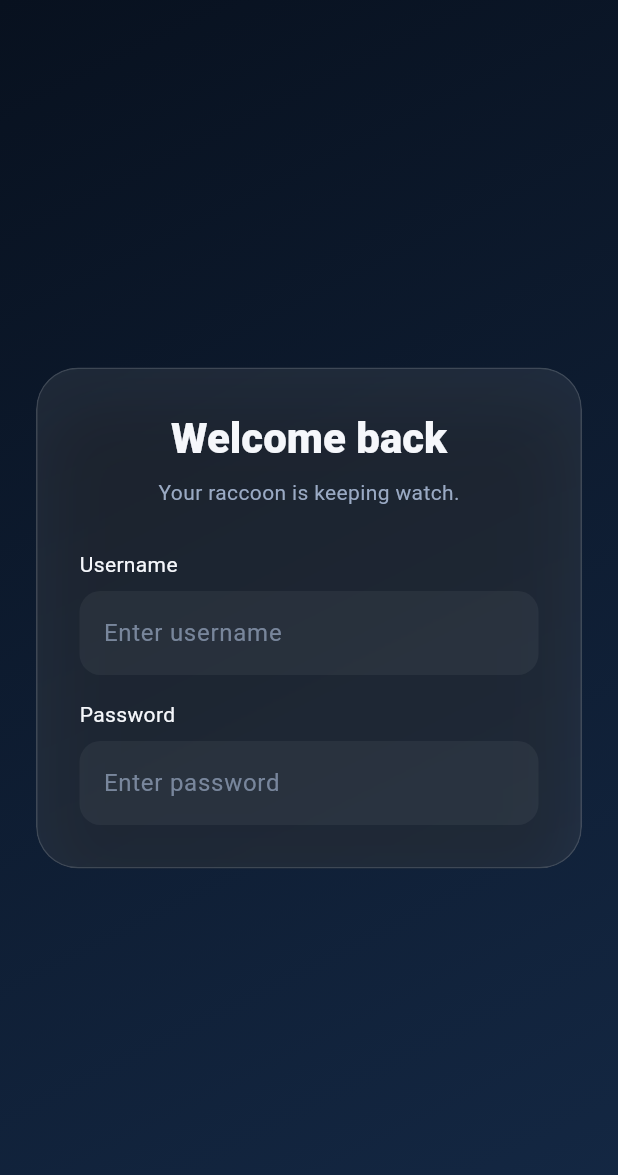
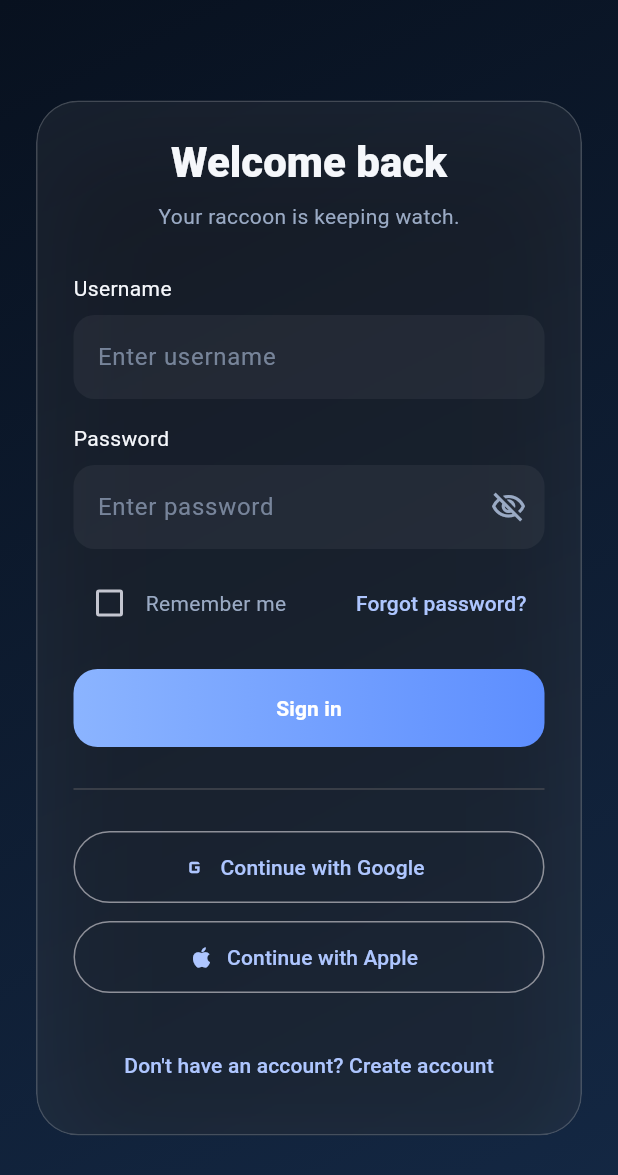
Before and after one commit to parsashafizade/raccoon-login-experience, a Flutter app: the screen it shows after launch, on a phone screen of 412 x 824 dp. Shown: the top 1175 px of the screen. Run offline on Flutter 3.47's test engine with Material 3 defaults, Android fonts, the phone set to English and light mode, and no system bars.

Commit message:
feat(mobile): build polished responsive login UI foundation

```diff
--- a/mobile/lib/features/auth/presentation/pages/login_page.dart
+++ b/mobile/lib/features/auth/presentation/pages/login_page.dart
@@ -4,10 +4,12 @@ import '../widgets/glass_card.dart';
 import '../widgets/login_background.dart';
 import '../widgets/login_header.dart';
 import '../widgets/login_field.dart';
+import '../widgets/login_options.dart';
+import '../widgets/primary_button.dart';
+import '../widgets/social_button.dart';
 
 
 class LoginPage extends StatefulWidget {
-
   const LoginPage({
     super.key,
   });
@@ -17,6 +19,7 @@ class LoginPage extends StatefulWidget {
   State<LoginPage> createState() =>
       _LoginPageState();
 }
+
 
 
 class _LoginPageState
@@ -31,11 +34,15 @@ class _LoginPageState
       TextEditingController();
 
 
+  bool passwordVisible = false;
+
+
 
   @override
   void dispose() {
 
     usernameController.dispose();
+
     passwordController.dispose();
 
     super.dispose();
@@ -52,14 +59,62 @@ class _LoginPageState
 
         child: SafeArea(
 
-          child: Center(
+          child: LayoutBuilder(
 
-            child: SingleChildScrollView(
+            builder: (
+              context,
+              constraints,
+            ) {
+
+              return SingleChildScrollView(
 
                 padding:
                     const EdgeInsets.all(24),
 
+
                 child: ConstrainedBox(
+
+                  constraints:
+                      BoxConstraints(
+                    minHeight:
+                        constraints.maxHeight -
+                        48,
+                  ),
+
+
+                  child: Center(
+
+                    child: Stack(
+
+                      clipBehavior:
+                          Clip.none,
+
+
+                      alignment:
+                          Alignment.center,
+
+
+                      children: [
+
+
+                        /*
+                         * Raccoon anchor.
+                         *
+                         * Phase 3 will place the mascot here.
+                         *
+                         * Keeping this layer separated prevents
+                         * layout breaking when animation is added.
+                         */
+
+
+                        const SizedBox(
+                          width: 0,
+                          height: 0,
+                        ),
+
+
+
+                        ConstrainedBox(
 
                           constraints:
                               const BoxConstraints(
@@ -77,7 +132,9 @@ class _LoginPageState
 
                               children: [
 
+
                                 const LoginHeader(),
+
 
 
                                 const SizedBox(
@@ -85,12 +142,19 @@ class _LoginPageState
                                 ),
 
 
+
                                 LoginField(
-                        label: 'Username',
-                        hint: 'Enter username',
+
+                                  label:
+                                      'Username',
+
+                                  hint:
+                                      'Enter username',
+
                                   controller:
                                       usernameController,
                                 ),
+
 
 
                                 const SizedBox(
@@ -98,19 +162,163 @@ class _LoginPageState
                                 ),
 
 
+
                                 LoginField(
-                        label: 'Password',
-                        hint: 'Enter password',
+
+                                  label:
+                                      'Password',
+
+                                  hint:
+                                      'Enter password',
+
+
                                   controller:
                                       passwordController,
 
-                        obscureText: true,
+
+                                  obscureText:
+                                      !passwordVisible,
+
+
+                                  showVisibilityIcon:
+                                      true,
+
+
+                                  onVisibilityPressed:
+                                      () {
+
+                                    setState(() {
+
+                                      passwordVisible =
+                                          !passwordVisible;
+
+                                    });
+
+                                  },
+
+                                ),
+
+
+
+                                const SizedBox(
+                                  height: 12,
+                                ),
+
+
+
+                                const LoginOptions(),
+
+
+
+                                const SizedBox(
+                                  height: 20,
+                                ),
+
+
+
+                                PrimaryButton(
+
+                                  text:
+                                      'Sign in',
+
+
+                                  onPressed:
+                                      () {},
+
+                                ),
+
+
+
+                                const SizedBox(
+                                  height: 20,
+                                ),
+
+
+
+                                const Divider(),
+
+
+
+                                const SizedBox(
+                                  height: 20,
+                                ),
+
+
+
+                                SocialButton(
+
+                                  text:
+                                      'Continue with Google',
+
+
+                                  icon:
+                                      const Icon(
+                                    Icons.g_mobiledata,
+                                  ),
+
+
+                                  onPressed:
+                                      () {},
+
+                                ),
+
+
+
+                                const SizedBox(
+                                  height: 12,
+                                ),
+
+
+
+                                SocialButton(
+
+                                  text:
+                                      'Continue with Apple',
+
+
+                                  icon:
+                                      const Icon(
+                                    Icons.apple,
+                                  ),
+
+
+                                  onPressed:
+                                      () {},
+
+                                ),
+
+
+
+                                const SizedBox(
+                                  height: 24,
+                                ),
+
+
+
+                                TextButton(
+
+                                  onPressed:
+                                      () {},
+
+
+                                  child:
+                                      const Text(
+                                    "Don't have an account? Create account",
+                                  ),
+
+                                ),
+
+
+                              ],
+                            ),
+                          ),
                         ),
                       ],
                     ),
                   ),
                 ),
-            ),
+              );
+            },
           ),
         ),
       ),
--- a/mobile/lib/features/auth/presentation/widgets/glass_card.dart
+++ b/mobile/lib/features/auth/presentation/widgets/glass_card.dart
@@ -20,27 +20,27 @@ class GlassCard extends StatelessWidget {
           sigmaY: 25,
         ),
         child: Container(
-          padding: const EdgeInsets.all(28),
+          padding: const EdgeInsets.symmetric(
+            horizontal: 24,
+            vertical: 22,
+          ),
           decoration: BoxDecoration(
             borderRadius: BorderRadius.circular(28),
-
             color: Colors.white.withValues(
-              alpha: 0.08,
+              alpha: 0.06,
             ),
-
             border: Border.all(
               color: Colors.white.withValues(
-                alpha: 0.14,
+                alpha: 0.18,
               ),
             ),
-
             boxShadow: [
               BoxShadow(
                 color: Colors.black.withValues(
                   alpha: 0.35,
                 ),
-                blurRadius: 40,
-                offset: const Offset(0, 20),
+                blurRadius: 60,
+                offset: const Offset(0, 24),
               ),
             ],
           ),
--- a/mobile/lib/features/auth/presentation/widgets/login_field.dart
+++ b/mobile/lib/features/auth/presentation/widgets/login_field.dart
@@ -4,7 +4,6 @@ import '../../../../app/theme/app_colors.dart';
 
 
 class LoginField extends StatelessWidget {
-
   final String label;
   final String hint;
 
@@ -12,16 +11,22 @@ class LoginField extends StatelessWidget {
 
   final TextEditingController controller;
 
+  final VoidCallback? onVisibilityPressed;
+
+  final bool showVisibilityIcon;
 
   const LoginField({
     super.key,
 
     required this.label,
     required this.hint,
-
     required this.controller,
 
     this.obscureText = false,
+
+    this.showVisibilityIcon = false,
+
+    this.onVisibilityPressed,
   });
 
 
@@ -49,6 +54,7 @@ class LoginField extends StatelessWidget {
 
 
         TextField(
+
           controller: controller,
 
           obscureText: obscureText,
@@ -62,6 +68,7 @@ class LoginField extends StatelessWidget {
 
             hintText: hint,
 
+
             hintStyle: TextStyle(
               color:
                   AppColors.textSecondary
@@ -70,7 +77,9 @@ class LoginField extends StatelessWidget {
                       ),
             ),
 
+
             filled: true,
+
 
             fillColor:
                 Colors.white.withValues(
@@ -78,8 +87,27 @@ class LoginField extends StatelessWidget {
                 ),
 
 
+            suffixIcon:
+                showVisibilityIcon
+                    ? IconButton(
+                        onPressed:
+                            onVisibilityPressed,
+
+                        icon: Icon(
+                          obscureText
+                              ? Icons.visibility_off_outlined
+                              : Icons.visibility_outlined,
+
+                          color:
+                              AppColors.textSecondary,
+                        ),
+                      )
+                    : null,
+
+
             border:
                 OutlineInputBorder(
+
               borderRadius:
                   BorderRadius.circular(14),
 
--- /dev/null
+++ b/mobile/lib/features/auth/presentation/widgets/login_options.dart
@@ -0,0 +1,55 @@
+import 'package:flutter/material.dart';
+
+import '../../../../app/theme/app_colors.dart';
+
+
+class LoginOptions extends StatelessWidget {
+
+  const LoginOptions({
+    super.key,
+  });
+
+
+  @override
+  Widget build(BuildContext context) {
+
+    return Row(
+
+      mainAxisAlignment:
+          MainAxisAlignment.spaceBetween,
+
+
+      children: [
+
+        Row(
+          children: [
+
+            Checkbox(
+              value: false,
+
+              onChanged: (_) {},
+            ),
+
+            const Text(
+              'Remember me',
+              style: TextStyle(
+                color:
+                    AppColors.textSecondary,
+              ),
+            ),
+          ],
+        ),
+
+
+        TextButton(
+
+          onPressed: () {},
+
+          child: const Text(
+            'Forgot password?',
+          ),
+        ),
+      ],
+    );
+  }
+}
--- /dev/null
+++ b/mobile/lib/features/auth/presentation/widgets/primary_button.dart
@@ -0,0 +1,49 @@
+import 'package:flutter/material.dart';
+
+class PrimaryButton extends StatelessWidget {
+  final String text;
+
+  final VoidCallback onPressed;
+
+  const PrimaryButton({
+    super.key,
+    required this.text,
+    required this.onPressed,
+  });
+
+  @override
+  Widget build(BuildContext context) {
+    return SizedBox(
+      width: double.infinity,
+      height: 52,
+      child: DecoratedBox(
+        decoration: BoxDecoration(
+          borderRadius: BorderRadius.circular(16),
+          gradient: const LinearGradient(
+            colors: [
+              Color(0xFF8BB4FF),
+              Color(0xFF5D8EFF),
+            ],
+          ),
+        ),
+        child: FilledButton(
+          onPressed: onPressed,
+          style: FilledButton.styleFrom(
+            backgroundColor: Colors.transparent,
+            shadowColor: Colors.transparent,
+            shape: RoundedRectangleBorder(
+              borderRadius: BorderRadius.circular(16),
+            ),
+          ),
+          child: Text(
+            text,
+            style: const TextStyle(
+              color: Colors.white,
+              fontWeight: FontWeight.w600,
+            ),
+          ),
+        ),
+      ),
+    );
+  }
+}
--- /dev/null
+++ b/mobile/lib/features/auth/presentation/widgets/social_button.dart
@@ -0,0 +1,45 @@
+import 'package:flutter/material.dart';
+
+
+class SocialButton extends StatelessWidget {
+
+  final String text;
+
+  final Widget icon;
+
+
+  final VoidCallback onPressed;
+
+
+  const SocialButton({
+    super.key,
+
+    required this.text,
+
+    required this.icon,
+
+    required this.onPressed,
+  });
+
+
+  @override
+  Widget build(BuildContext context) {
+
+    return SizedBox(
+
+      width: double.infinity,
+
+      height: 48,
+
+
+      child: OutlinedButton.icon(
+
+        onPressed: onPressed,
+
+        icon: icon,
+
+        label: Text(text),
+      ),
+    );
+  }
+}
--- a/mobile/pubspec.yaml
+++ b/mobile/pubspec.yaml
@@ -57,6 +57,9 @@ flutter:
   # the material Icons class.
   uses-material-design: true
 
+  assets:
+    - assets/raccoon/
+
   # To add assets to your application, add an assets section, like this:
   # assets:
   #   - images/a_dot_burr.jpeg
```
Also changed, not shown: mobile/assets/raccoon/left-pupil.webp (added), mobile/assets/raccoon/paws-cover-left.webp (added), mobile/assets/raccoon/paws-cover-right.webp (added), mobile/assets/raccoon/paws-peek-left.webp (added), mobile/assets/raccoon/paws-peek-right.webp (added), mobile/assets/raccoon/paws-rest.webp (added), mobile/assets/raccoon/raccoon-base.webp (added), mobile/assets/raccoon/right-pupil.webp (added). Lines whose indentation alone changed are shown as unchanged.
